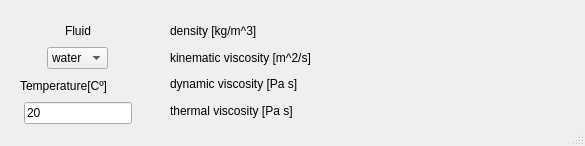
The window that GUI_Qt5/boundaryLayerv6.ui (vicio1975/boundaryLayer) describes before a commit, drawn with Qt 5.
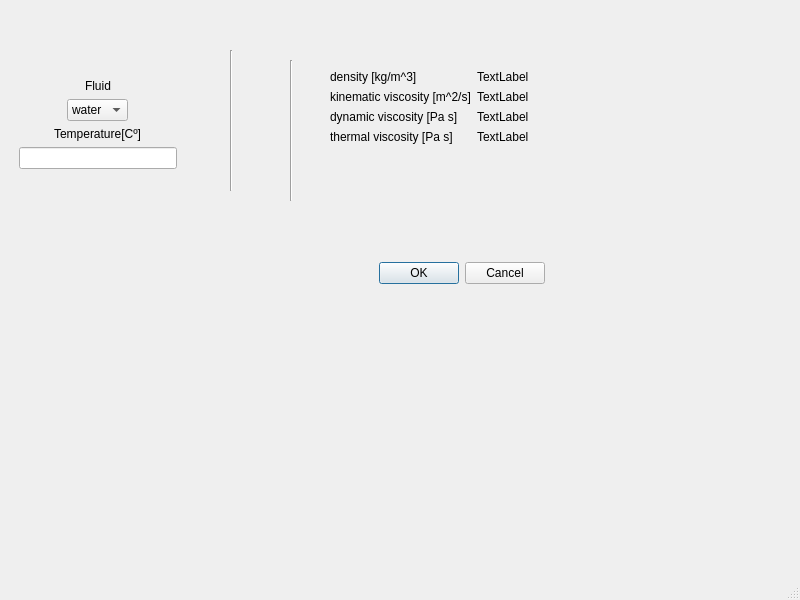
The same window after the commit.

Diff of the .ui file:
```diff
--- a/GUI_Qt5/boundaryLayerv6.ui
+++ b/GUI_Qt5/boundaryLayerv6.ui
@@ -1,90 +1,29 @@
 <?xml version="1.0" encoding="UTF-8"?>
 <ui version="4.0">
- <class>Dialog</class>
- <widget class="QDialog" name="Dialog">
+ <class>MainWindow</class>
+ <widget class="QMainWindow" name="MainWindow">
   <property name="geometry">
    <rect>
     <x>0</x>
     <y>0</y>
-    <width>585</width>
-    <height>146</height>
+    <width>800</width>
+    <height>600</height>
    </rect>
   </property>
   <property name="windowTitle">
    <string>Dialog</string>
   </property>
-  <property name="sizeGripEnabled">
-   <bool>true</bool>
-  </property>
-  <property name="modal">
-   <bool>false</bool>
-  </property>
-  <widget class="QDialogButtonBox" name="buttonBox">
+  <widget class="QWidget" name="centralwidget">
+   <widget class="QFrame" name="frame">
    <property name="geometry">
     <rect>
-     <x>460</x>
-     <y>440</y>
-     <width>171</width>
-     <height>32</height>
-    </rect>
-   </property>
-   <property name="orientation">
-    <enum>Qt::Horizontal</enum>
-   </property>
-   <property name="standardButtons">
-    <set>QDialogButtonBox::Cancel|QDialogButtonBox::Ok</set>
-   </property>
-  </widget>
-  <widget class="QWidget" name="verticalLayoutWidget">
-   <property name="geometry">
-    <rect>
-     <x>170</x>
-     <y>20</y>
-     <width>185</width>
-     <height>101</height>
-    </rect>
-   </property>
-   <layout class="QVBoxLayout" name="verticalLayout_2">
-    <item>
-     <widget class="QLabel" name="label_4">
-      <property name="text">
-       <string>density [kg/m^3]</string>
-      </property>
-     </widget>
-    </item>
-    <item>
-     <widget class="QLabel" name="label_3">
-      <property name="text">
-       <string>kinematic viscosity [m^2/s]</string>
-      </property>
-     </widget>
-    </item>
-    <item>
-     <widget class="QLabel" name="label_2">
-      <property name="text">
-       <string>dynamic viscosity [Pa s]</string>
-      </property>
-     </widget>
-    </item>
-    <item>
-     <widget class="QLabel" name="label_5">
-      <property name="text">
-       <string>thermal viscosity [Pa s]</string>
-      </property>
-     </widget>
-    </item>
-   </layout>
-  </widget>
-  <widget class="QWidget" name="layoutWidget">
-   <property name="geometry">
-    <rect>
-     <x>20</x>
-     <y>20</y>
-     <width>116</width>
-     <height>104</height>
-    </rect>
-   </property>
-   <layout class="QVBoxLayout" name="verticalLayout">
+      <x>10</x>
+      <y>70</y>
+      <width>176</width>
+      <height>108</height>
+     </rect>
+    </property>
+    <layout class="QVBoxLayout" name="Input">
     <item alignment="Qt::AlignHCenter">
      <widget class="QLabel" name="FluidLabel">
       <property name="layoutDirection">
@@ -112,56 +51,145 @@
       </item>
      </widget>
     </item>
-    <item>
+     <item alignment="Qt::AlignHCenter">
      <widget class="QLabel" name="label">
       <property name="text">
        <string>Temperature[Cº]</string>
       </property>
      </widget>
     </item>
-    <item alignment="Qt::AlignHCenter|Qt::AlignVCenter">
+     <item>
      <widget class="QLineEdit" name="Temp">
       <property name="text">
-       <string>20</string>
+        <string/>
       </property>
      </widget>
     </item>
    </layout>
   </widget>
- </widget>
- <resources/>
- <connections>
-  <connection>
-   <sender>buttonBox</sender>
-   <signal>accepted()</signal>
-   <receiver>Dialog</receiver>
-   <slot>accept()</slot>
-   <hints>
-    <hint type="sourcelabel">
-     <x>248</x>
-     <y>254</y>
-    </hint>
-    <hint type="destinationlabel">
-     <x>157</x>
-     <y>274</y>
-    </hint>
-   </hints>
-  </connection>
-  <connection>
-   <sender>buttonBox</sender>
-   <signal>rejected()</signal>
-   <receiver>Dialog</receiver>
-   <slot>reject()</slot>
-   <hints>
-    <hint type="sourcelabel">
-     <x>316</x>
+   <widget class="QWidget" name="verticalLayoutWidget">
+    <property name="geometry">
+     <rect>
+      <x>330</x>
+      <y>70</y>
+      <width>253</width>
+      <height>108</height>
+     </rect>
+    </property>
+    <layout class="QFormLayout" name="formLayout">
+     <item row="1" column="0">
+      <widget class="QLabel" name="Dens">
+       <property name="text">
+        <string>density [kg/m^3]</string>
+       </property>
+      </widget>
+     </item>
+     <item row="2" column="0">
+      <widget class="QLabel" name="KinViscosity">
+       <property name="text">
+        <string>kinematic viscosity [m^2/s]</string>
+       </property>
+      </widget>
+     </item>
+     <item row="3" column="0">
+      <widget class="QLabel" name="DinViscosity">
+       <property name="text">
+        <string>dynamic viscosity [Pa s]</string>
+       </property>
+      </widget>
+     </item>
+     <item row="4" column="0">
+      <widget class="QLabel" name="ThermViscosity">
+       <property name="text">
+        <string>thermal viscosity [Pa s]</string>
+       </property>
+      </widget>
+     </item>
+     <item row="1" column="1">
+      <widget class="QLabel" name="denOut">
+       <property name="text">
+        <string>TextLabel</string>
+       </property>
+      </widget>
+     </item>
+     <item row="2" column="1">
+      <widget class="QLabel" name="kinVisOut">
+       <property name="text">
+        <string>TextLabel</string>
+       </property>
+      </widget>
+     </item>
+     <item row="3" column="1">
+      <widget class="QLabel" name="dinVisOut">
+       <property name="text">
+        <string>TextLabel</string>
+       </property>
+      </widget>
+     </item>
+     <item row="4" column="1">
+      <widget class="QLabel" name="therVisOut">
+       <property name="text">
+        <string>TextLabel</string>
+       </property>
+      </widget>
+     </item>
+    </layout>
+   </widget>
+   <widget class="QDialogButtonBox" name="buttonBox">
+    <property name="geometry">
+     <rect>
+      <x>110</x>
      <y>260</y>
-    </hint>
-    <hint type="destinationlabel">
-     <x>286</x>
-     <y>274</y>
-    </hint>
-   </hints>
-  </connection>
- </connections>
+      <width>435</width>
+      <height>27</height>
+     </rect>
+    </property>
+    <property name="orientation">
+     <enum>Qt::Horizontal</enum>
+    </property>
+    <property name="standardButtons">
+     <set>QDialogButtonBox::Cancel|QDialogButtonBox::Ok</set>
+    </property>
+   </widget>
+   <widget class="Line" name="line1">
+    <property name="geometry">
+     <rect>
+      <x>230</x>
+      <y>50</y>
+      <width>3</width>
+      <height>141</height>
+     </rect>
+    </property>
+    <property name="orientation">
+     <enum>Qt::Vertical</enum>
+    </property>
+   </widget>
+   <widget class="Line" name="line2">
+    <property name="geometry">
+     <rect>
+      <x>290</x>
+      <y>60</y>
+      <width>3</width>
+      <height>141</height>
+     </rect>
+    </property>
+    <property name="orientation">
+     <enum>Qt::Vertical</enum>
+    </property>
+   </widget>
+  </widget>
+  <widget class="QMenuBar" name="menubar">
+   <property name="geometry">
+    <rect>
+     <x>0</x>
+     <y>0</y>
+     <width>800</width>
+     <height>25</height>
+    </rect>
+   </property>
+  </widget>
+  <widget class="QStatusBar" name="statusbar"/>
+ </widget>
+ <resources/>
+ <connections/>
 </ui>
```
Left out of the diff: 2 changed lines with no effect on the pictures. Lines whose indentation alone changed are shown as unchanged.
